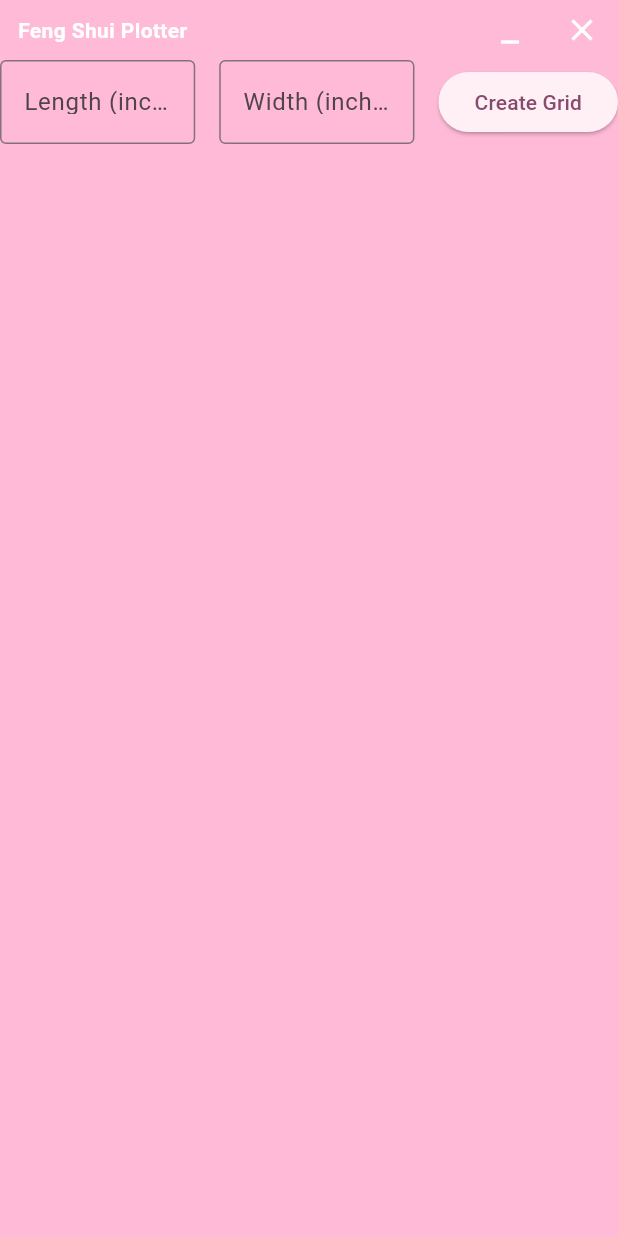
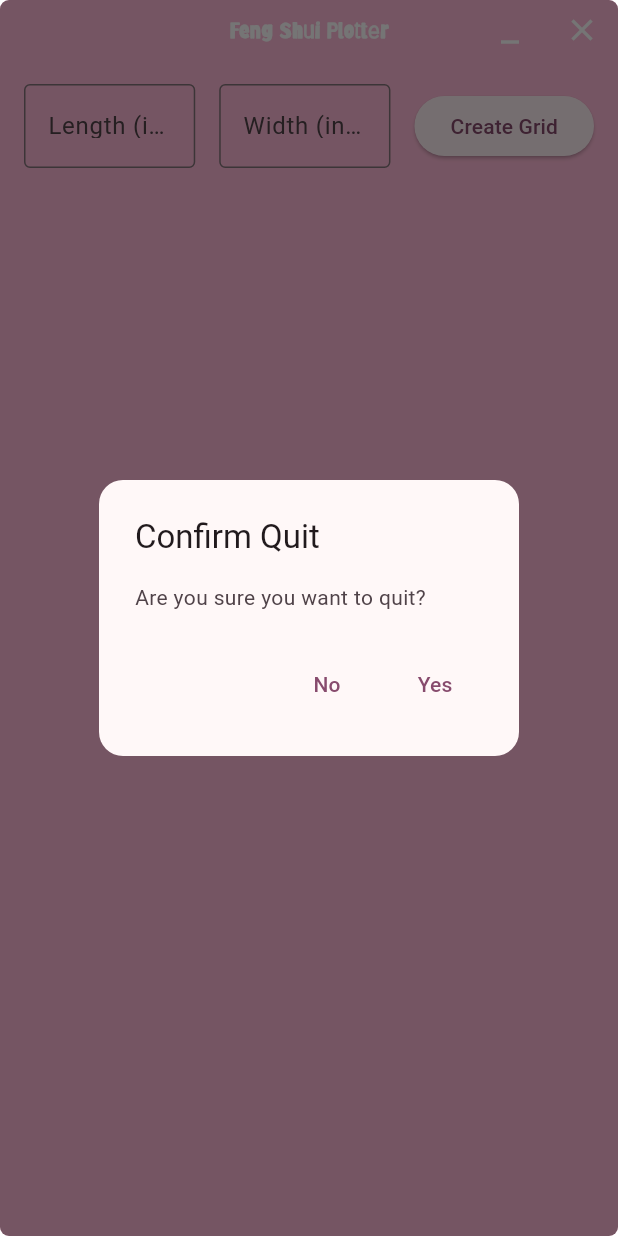
Before and after one commit to KYinXu/FengShui-Plotter, a Flutter app: the screen it shows after launch, after a tap on the "close" icon, on a phone screen of 412 x 824 dp. Run offline on Flutter 3.47's test engine with Material 3 defaults, Android fonts, the phone set to English and light mode, and no system bars; our stand-ins replace equatable; missing offline and left inert: window_manager.

Commit message:
Fix UI issues

```diff
--- a/lib/main.dart
+++ b/lib/main.dart
@@ -7,18 +7,11 @@ void main() async {
   WidgetsFlutterBinding.ensureInitialized();
   await windowManager.ensureInitialized();
 
-  WindowOptions windowOptions = const WindowOptions(
+  const WindowOptions(
     backgroundColor: Colors.transparent,
     skipTaskbar: false,
     titleBarStyle: TitleBarStyle.hidden,
   );
-
-  windowManager.waitUntilReadyToShow(windowOptions, () async {
-    await windowManager.setBounds(const Size(800, 600));
-    await windowManager.center();
-    await windowManager.show();
-    await windowManager.focus();
-  });
 
   runApp(const MyApp());
 }
@@ -30,7 +23,9 @@ class MyApp extends StatelessWidget {
   @override
   Widget build(BuildContext context) {
     final colorScheme = ColorScheme.fromSeed(seedColor: seed);
-    return MaterialApp(
+    return ClipRRect(
+      borderRadius: BorderRadius.circular(6.0),
+      child: MaterialApp(
         debugShowCheckedModeBanner: false,
         title: AppConstants.appTitle,
         theme: ThemeData(
@@ -39,6 +34,7 @@ class MyApp extends StatelessWidget {
           scaffoldBackgroundColor: AppConstants.bgColor,
         ),
         home: const HomeScreen(),
+      ),
     );
   }
 }
--- a/lib/screens/home_screen.dart
+++ b/lib/screens/home_screen.dart
@@ -1,3 +1,4 @@
+import 'package:feng_shui_plotter/widgets/confirmation_dialog.dart';
 import 'package:flutter/material.dart';
 import 'package:window_manager/window_manager.dart';
 import '../constants/app_constants.dart';
@@ -27,9 +28,24 @@ class _HomeScreenState extends State<HomeScreen> {
       body: Column(
         children: [
           const CustomTitleBar(),
-          GridInputForm(onGridCreated: _onGridCreated),
-          const SizedBox(height: AppConstants.defaultSpacing),
-          if (_currentGrid != null) GridWidget(grid: _currentGrid!),
+          Padding(
+            padding: const EdgeInsets.all(AppConstants.defaultPadding),
+            child: GridInputForm(onGridCreated: _onGridCreated),
+          ),
+          if (_currentGrid != null)
+            Expanded(
+              child: Padding(
+                padding: const EdgeInsets.fromLTRB(
+                  AppConstants.defaultPadding,
+                  0,
+                  AppConstants.defaultPadding,
+                  AppConstants.defaultPadding,
+                ),
+                child: GridWidget(grid: _currentGrid!),
+              ),
+            )
+          else
+            const Expanded(child: SizedBox()),
         ],
       ),
     );
@@ -48,29 +64,51 @@ class CustomTitleBar extends StatelessWidget {
       child: Container(
         height: 40,
         color: Colors.transparent,
-        child: Row(
+        child: Stack(
           children: [
-            const Expanded(
-              child: Padding(
-                padding: EdgeInsets.only(left: 12.0),
+            const Center(
               child: Text(
                 AppConstants.appTitle,
                 style: TextStyle(
                     fontWeight: FontWeight.bold,
                     color: Colors.white,
+                    fontFamily: 'Barriecito'),
               ),
             ),
-              ),
-            ),
+            Row(
+              mainAxisAlignment: MainAxisAlignment.end,
+              children: [
                 IconButton(
+                  alignment: Alignment.topRight,
                   icon: const Icon(Icons.minimize, color: Colors.white),
                   onPressed: () => windowManager.minimize(),
                   tooltip: 'Minimize',
                 ),
                 IconButton(
                   icon: const Icon(Icons.close, color: Colors.white),
-              onPressed: () => windowManager.close(),
+                  onPressed: () {
+                    showConfirmationDialog(
+                      context: context,
+                      title: 'Confirm Quit',
+                      content: const Text('Are you sure you want to quit?'),
+                      actions: [
+                        TextButton(
+                          onPressed: () => Navigator.of(context).pop(false),
+                          child: const Text('No'),
+                        ),
+                        TextButton(
+                          onPressed: () {
+                            Navigator.of(context).pop(true);
+                            windowManager.close();
+                          },
+                          child: const Text('Yes'),
+                        ),
+                      ],
+                    );
+                  },
                   tooltip: 'Close',
+                ),
+              ],
             ),
           ],
         ),
--- /dev/null
+++ b/lib/widgets/confirmation_dialog.dart
@@ -0,0 +1,51 @@
+import 'package:flutter/material.dart';
+
+Future<bool?> showConfirmationDialog({
+  required BuildContext context,
+  required String title,
+  required Widget content,
+  required List<Widget> actions,
+}) {
+  return showDialog<bool>(
+    context: context,
+    builder: (BuildContext context) {
+      return ConfirmationDialog(
+        title: title,
+        content: content,
+        actions: actions,
+      );
+    },
+  );
+}
+
+class ConfirmationDialog extends StatelessWidget {
+  final String title;
+  final Widget content;
+  final List<Widget> actions;
+
+  const ConfirmationDialog({
+    super.key,
+    required this.title,
+    required this.content,
+    required this.actions,
+  });
+
+  @override
+  Widget build(BuildContext context) {
+    return AlertDialog(
+      title: Text(title),
+      content: content,
+      actions: actions,
+      shape: RoundedRectangleBorder(
+        borderRadius: BorderRadius.circular(16.0),
+      ),
+      backgroundColor: Theme.of(context).colorScheme.surface,
+      titleTextStyle: Theme.of(context).textTheme.titleLarge?.copyWith(
+            color: Theme.of(context).colorScheme.onSurface,
+          ),
+      contentTextStyle: Theme.of(context).textTheme.bodyMedium?.copyWith(
+            color: Theme.of(context).colorScheme.onSurfaceVariant,
+          ),
+    );
+  }
+}
--- a/lib/widgets/grid_widget.dart
+++ b/lib/widgets/grid_widget.dart
@@ -13,12 +13,11 @@ class GridWidget extends StatelessWidget {
   @override
   Widget build(BuildContext context) {
     final colorScheme = Theme.of(context).colorScheme;
-    final gridCellColor = colorScheme.surfaceContainerHighest;
+    final gridCellColor = colorScheme.surfaceVariant;
     final gridBorderColor = colorScheme.outline;
     final majorGridBorderColor = colorScheme.onSurface;
 
-    return Expanded(
-      child: LayoutBuilder(
+    return LayoutBuilder(
       builder: (context, constraints) {
         final double availableWidth = constraints.maxWidth;
         final double gridHeight = (availableWidth / grid.width) * grid.length;
@@ -67,7 +66,6 @@ class GridWidget extends StatelessWidget {
           child: gridContainer,
         );
       },
-      ),
     );
   }
 }
--- a/pubspec.yaml
+++ b/pubspec.yaml
@@ -89,3 +89,7 @@ flutter:
   #
   # For details regarding fonts from package dependencies,
   # see https://flutter.dev/to/font-from-package
+  fonts:
+    - family: Barriecito
+      fonts:
+        - asset: fonts/Barriecito-Regular.ttf
```
Also changed, not shown: lib/widgets/floor_plan_grid.dart (deleted, +0 -7 lines), fonts/Barriecito-Regular.ttf (added). Lines whose indentation alone changed are shown as unchanged.
